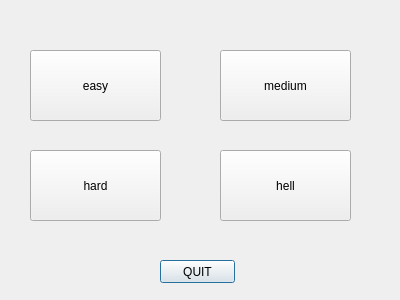
Qt form sheep_and_sheep/menu.ui (Phoenix-PKU/PracticeofProgramming) before a commit.
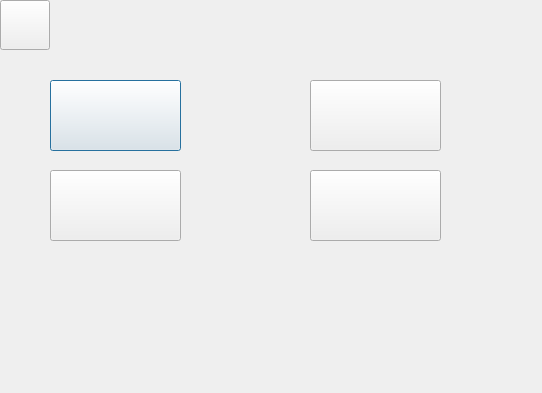
The same form after that commit. Icons and pictures are not drawn.

Commit message:
make the menu better
add better buttons of choosing the level of the game

```diff
--- a/sheep_and_sheep/menu.ui
+++ b/sheep_and_sheep/menu.ui
@@ -6,76 +6,95 @@
    <rect>
     <x>0</x>
     <y>0</y>
-    <width>400</width>
-    <height>300</height>
+    <width>542</width>
+    <height>393</height>
    </rect>
   </property>
   <property name="windowTitle">
    <string>Dialog</string>
   </property>
-  <widget class="QPushButton" name="quit">
-   <property name="geometry">
-    <rect>
-     <x>160</x>
-     <y>260</y>
-     <width>75</width>
-     <height>23</height>
-    </rect>
-   </property>
-   <property name="text">
-    <string>QUIT</string>
-   </property>
-  </widget>
   <widget class="QPushButton" name="easy">
    <property name="geometry">
     <rect>
-     <x>30</x>
-     <y>50</y>
+     <x>50</x>
+     <y>80</y>
      <width>131</width>
      <height>71</height>
     </rect>
    </property>
+   <property name="styleSheet">
+    <string notr="true">border-image:url(:/new/prefix1/pictures/mode_selection/easy.png)
+</string>
+   </property>
    <property name="text">
-    <string>easy</string>
+    <string/>
    </property>
   </widget>
   <widget class="QPushButton" name="medium">
    <property name="geometry">
     <rect>
-     <x>220</x>
-     <y>50</y>
+     <x>310</x>
+     <y>80</y>
      <width>131</width>
      <height>71</height>
     </rect>
    </property>
+   <property name="styleSheet">
+    <string notr="true">border-image:url(:/new/prefix1/pictures/mode_selection/medium.png)
+</string>
+   </property>
    <property name="text">
-    <string>medium</string>
+    <string/>
    </property>
   </widget>
   <widget class="QPushButton" name="hard">
    <property name="geometry">
     <rect>
-     <x>30</x>
-     <y>150</y>
+     <x>50</x>
+     <y>170</y>
      <width>131</width>
      <height>71</height>
     </rect>
    </property>
+   <property name="styleSheet">
+    <string notr="true">border-image:url(:/new/prefix1/pictures/mode_selection/hard.png)
+</string>
+   </property>
    <property name="text">
-    <string>hard</string>
+    <string/>
    </property>
   </widget>
   <widget class="QPushButton" name="hell">
    <property name="geometry">
     <rect>
-     <x>220</x>
-     <y>150</y>
+     <x>310</x>
+     <y>170</y>
      <width>131</width>
      <height>71</height>
     </rect>
    </property>
+   <property name="styleSheet">
+    <string notr="true">border-image:url(:/new/prefix1/pictures/mode_selection/hell.png)
+</string>
+   </property>
    <property name="text">
-    <string>hell</string>
+    <string/>
+   </property>
+  </widget>
+  <widget class="QPushButton" name="quit">
+   <property name="geometry">
+    <rect>
+     <x>0</x>
+     <y>0</y>
+     <width>50</width>
+     <height>50</height>
+    </rect>
+   </property>
+   <property name="styleSheet">
+    <string notr="true">border-image:url(:/new/prefix1/pictures/button_picture/back.png)</string>
+   </property>
+   <property name="text">
+    <string/>
    </property>
   </widget>
  </widget>
```
The commit also changes 8 other files.
